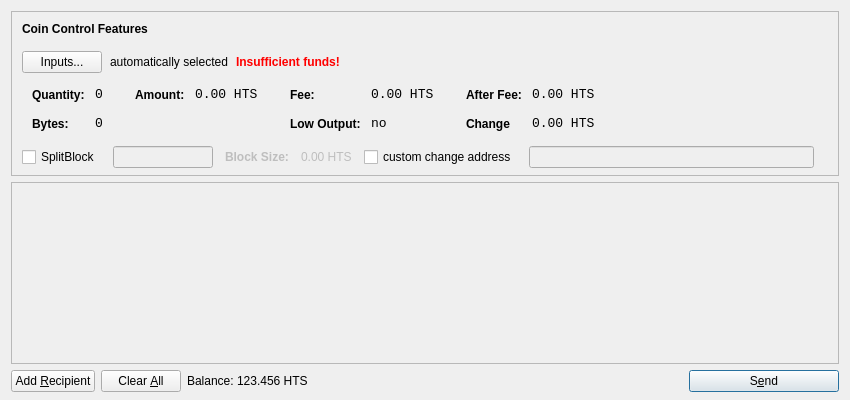
zero24x/glovecoin, file src/qt/forms/sendcoinsdialog.ui: the form before one commit.
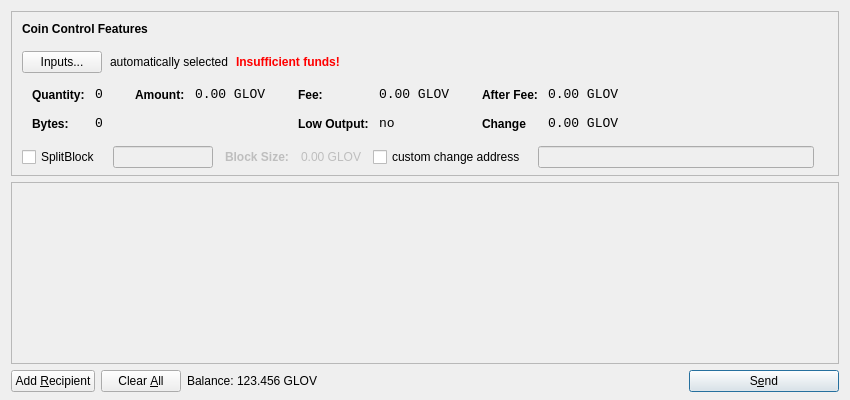
The form after the commit. Icons and pictures are not drawn.

```diff
--- a/src/qt/forms/sendcoinsdialog.ui
+++ b/src/qt/forms/sendcoinsdialog.ui
@@ -321,7 +321,7 @@
                   <enum>Qt::ActionsContextMenu</enum>
                  </property>
                  <property name="text">
-                  <string notr="true">0.00 HTS</string>
+                  <string notr="true">0.00 GLOV</string>
                  </property>
                  <property name="textInteractionFlags">
                   <set>Qt::LinksAccessibleByMouse|Qt::TextSelectableByKeyboard|Qt::TextSelectableByMouse</set>
@@ -375,7 +375,7 @@
                   <enum>Qt::ActionsContextMenu</enum>
                  </property>
                  <property name="text">
-                  <string notr="true">0.00 HTS</string>
+                  <string notr="true">0.00 GLOV</string>
                  </property>
                  <property name="textInteractionFlags">
                   <set>Qt::LinksAccessibleByMouse|Qt::TextSelectableByKeyboard|Qt::TextSelectableByMouse</set>
@@ -461,7 +461,7 @@
                   <enum>Qt::ActionsContextMenu</enum>
                  </property>
                  <property name="text">
-                  <string notr="true">0.00 HTS</string>
+                  <string notr="true">0.00 GLOV</string>
                  </property>
                  <property name="textInteractionFlags">
                   <set>Qt::LinksAccessibleByMouse|Qt::TextSelectableByKeyboard|Qt::TextSelectableByMouse</set>
@@ -493,7 +493,7 @@
                   <enum>Qt::ActionsContextMenu</enum>
                  </property>
                  <property name="text">
-                  <string notr="true">0.00 HTS</string>
+                  <string notr="true">0.00 GLOV</string>
                  </property>
                  <property name="textInteractionFlags">
                   <set>Qt::LinksAccessibleByMouse|Qt::TextSelectableByKeyboard|Qt::TextSelectableByMouse</set>
@@ -569,7 +569,7 @@
                 <bool>false</bool>
               </property>
               <property name="text">
-                <string>0.00 HTS</string>
+                <string>0.00 GLOV</string>
               </property>
             </widget>
           </item>
@@ -744,7 +744,7 @@
           <cursorShape>IBeamCursor</cursorShape>
          </property>
          <property name="text">
-          <string notr="true">123.456 HTS</string>
+          <string notr="true">123.456 GLOV</string>
          </property>
          <property name="textInteractionFlags">
           <set>Qt::LinksAccessibleByMouse|Qt::TextSelectableByKeyboard|Qt::TextSelectableByMouse</set>
```
